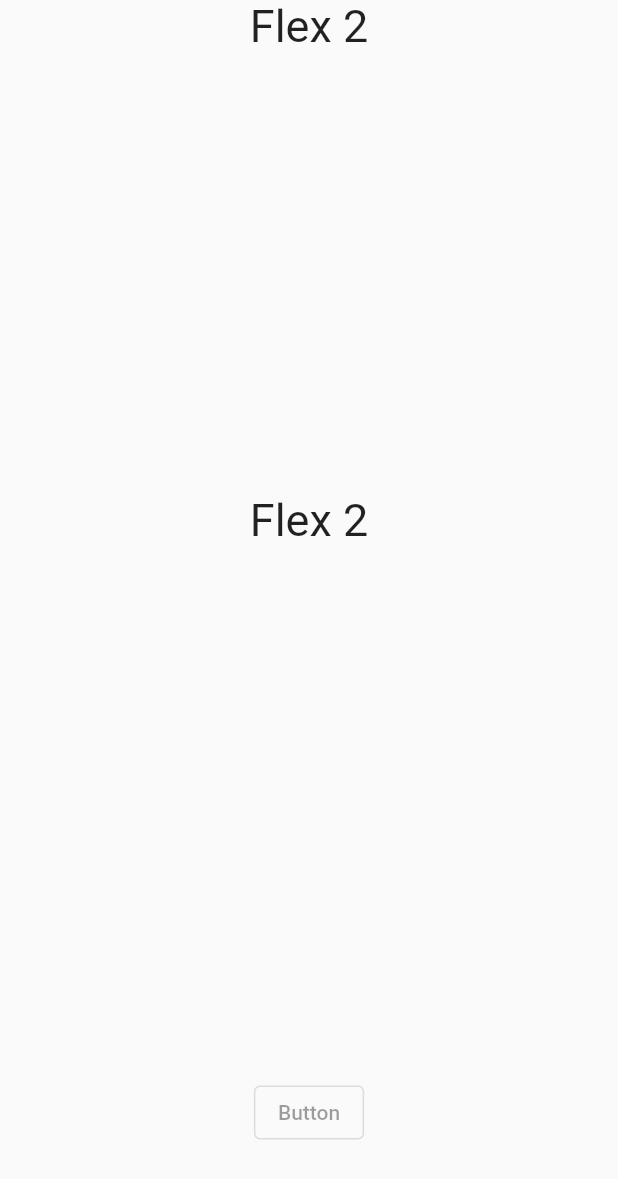
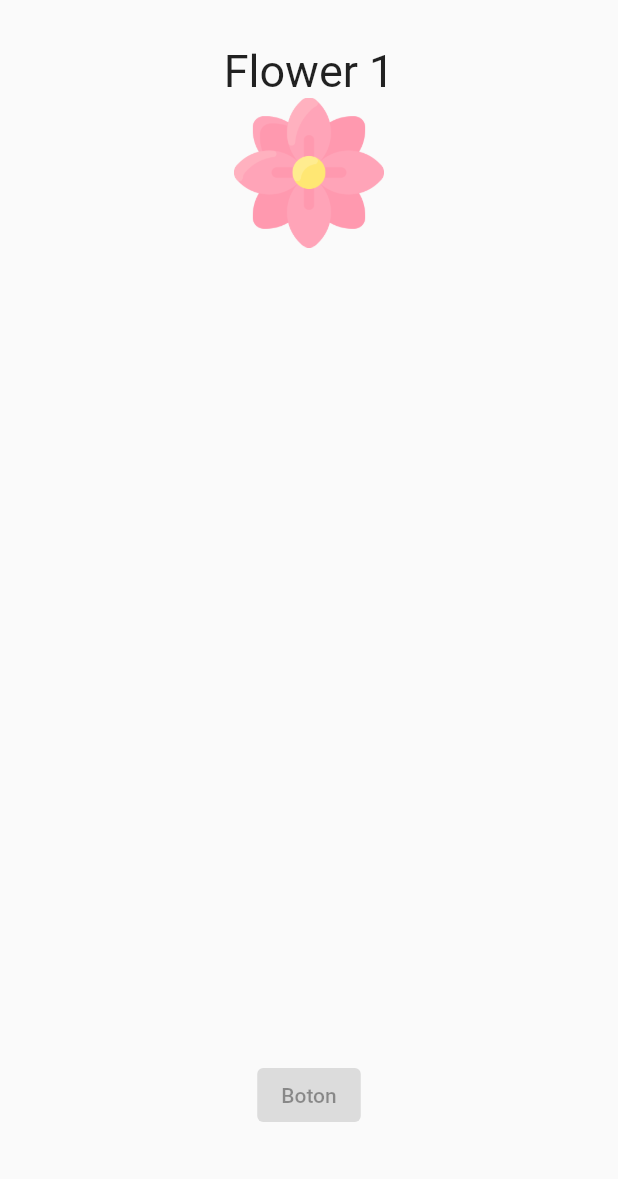
Before and after one commit to 203411/moviles1, a Flutter app: the screen it shows after launch, on a phone screen of 412 x 824 dp. Shown: the top 1179 px of the screen. Run offline on Flutter 3.47's test engine with Material 2 defaults, Android fonts, the phone set to English and light mode, and no system bars; our stand-ins replace sqflite; accounts and stored records are empty.

Commit message:
Content Boarding

```diff
--- a/lib/main.dart
+++ b/lib/main.dart
@@ -1,4 +1,4 @@
-// import 'package:actividad1/pages/login.dart';
+
 import 'package:actividad1/screens/body_boarding.dart';
 import 'package:flutter/material.dart';
 
--- a/lib/pages/login.dart
+++ b/lib/pages/login.dart
@@ -30,9 +30,9 @@ class Login extends StatelessWidget {
                   child: SizedBox(
                     width: 150,
                     height: 150,
-                    // child: Image(
-                    //   image: AssetImage('assets/images/avatar1.png'),
-                    // ),
+                    child: Image(
+                      image: AssetImage('assets/images/avatar1.png'),
+                    ),
                   ),
                 ),
                 const Padding(
--- a/lib/pages/register.dart
+++ b/lib/pages/register.dart
@@ -55,9 +55,9 @@ class RegisterList extends StatelessWidget {
             child: SizedBox(
               width: 150,
               height: 150,
-              // child: Image(
-              //   image: AssetImage('assets/images/avatar1.png'),
-              // ),
+              child: Image(
+                image: AssetImage('assets/images/avatar1.png'),
+              ),
             ),
           ),
           const Padding(
--- /dev/null
+++ b/lib/screens/components/content_boarding.dart
@@ -0,0 +1,27 @@
+import 'package:flutter/cupertino.dart';
+import 'package:flutter/src/widgets/container.dart';
+import 'package:flutter/src/widgets/framework.dart';
+
+class ContentBoarding extends StatelessWidget {
+  const ContentBoarding({super.key, this.text, this.image});
+  final String? text, image;
+
+  @override
+  Widget build(BuildContext context) {
+    return Column(
+      children: [
+        Padding(
+          padding: const EdgeInsets.only(top: 20),
+          child: Text(
+            text!,
+            style: const TextStyle(fontSize: 30),
+          ),
+        ),
+        Image.asset(
+          image!,
+          width: 100,
+        )
+      ],
+    );
+  }
+}
--- a/lib/screens/components/on_boarding.dart
+++ b/lib/screens/components/on_boarding.dart
@@ -1,5 +1,5 @@
+import 'package:actividad1/screens/components/content_boarding.dart';
 import 'package:flutter/material.dart';
-
 
 class OnBoarding extends StatefulWidget {
   const OnBoarding({super.key});
@@ -12,15 +12,15 @@ class _OnBoardingState extends State<OnBoarding> {
   int currentePage = 0;
   List<Map<String, String>> listBoarding = [
     {
-      "text": "Welcome to Tokoto, Let's shop!",
+      "text": "Flower 1",
       "image": "assets/images/onboarding_1.png"
     },
     {
-      "text": "We help people connect with store \ around United State of America",
+      "text":"Flower 2",
       "image": "assets/images/onboarding_2.png"
     },
     {
-      "text": "We show the easy way to shop. \ Just stay at home with us",
+      "text": "Flower3",
       "image": "assets/images/onboarding_3.png"
     },
   ];
@@ -28,35 +28,28 @@ class _OnBoardingState extends State<OnBoarding> {
   @override
   Widget build(BuildContext context) {
     return SafeArea(
-      child: Column(children: const [
-        Expanded(
-          flex: 2,
-          child: Text(
-            "Flex 2",
-            style: TextStyle(
-              fontSize: 30.0,
+      child: Padding(
+        padding: const EdgeInsets.all(10.0),
+        child: Column(children: [
+          Expanded(
+            flex: 1,
+            child: PageView.builder(
+              itemBuilder: (context, index) => ContentBoarding(
+                text: listBoarding[index]["text"],
+                image: listBoarding[index]["image"],
+              ),
+              itemCount: listBoarding.length,
             ),
           ),
-        ),
-        Expanded(
-          flex: 2,
-          child: Text(
-            "Flex 2",
-            style: TextStyle(
-              fontSize: 30.0,
+          const Padding(
+            padding: EdgeInsets.only(top: 20.0, bottom: 60.0),
+            child: ElevatedButton(
+              onPressed: null,
+              child: Text('Boton'),
             ),
           ),
-        ),
-        Expanded(
-          flex: 1,
-          child: Center(
-            child: OutlinedButton(
-              onPressed: null,
-              child: Text('Button'),
-            ),
-          ),
-        ),
-      ]),
+        ]),
+      ),
     );
   }
 }
--- a/pubspec.yaml
+++ b/pubspec.yaml
@@ -61,8 +61,8 @@ flutter:
   uses-material-design: true
 
   # To add assets to your application, add an assets section, like this:
-  # assets:
-  #   - images/a_dot_burr.jpeg
+  assets:
+    - assets/images/
   #   - images/a_dot_ham.jpeg
 
   # An image asset can refer to one or more resolution-specific "variants", see
```
Also changed, not shown: assets/images/avatar1 (2).png (added), assets/images/avatar1.png (added), assets/images/onboarding_1.png (added), assets/images/onboarding_2.png (added), assets/images/onboarding_3.png (added), assets/img.jpg (deleted).
